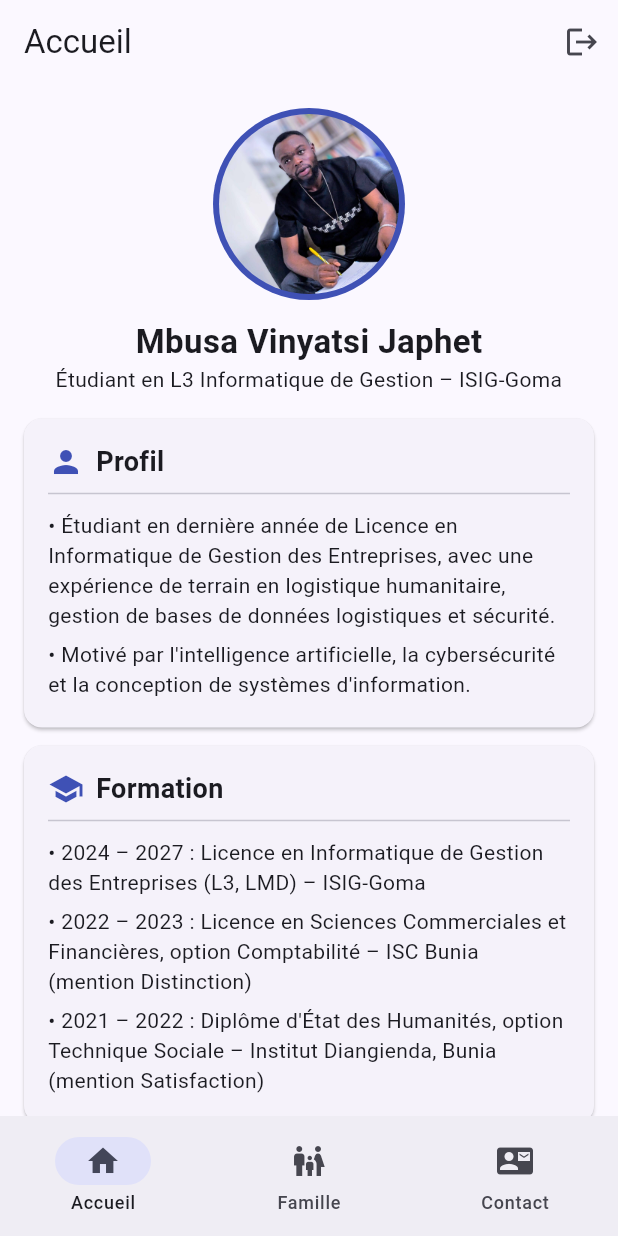
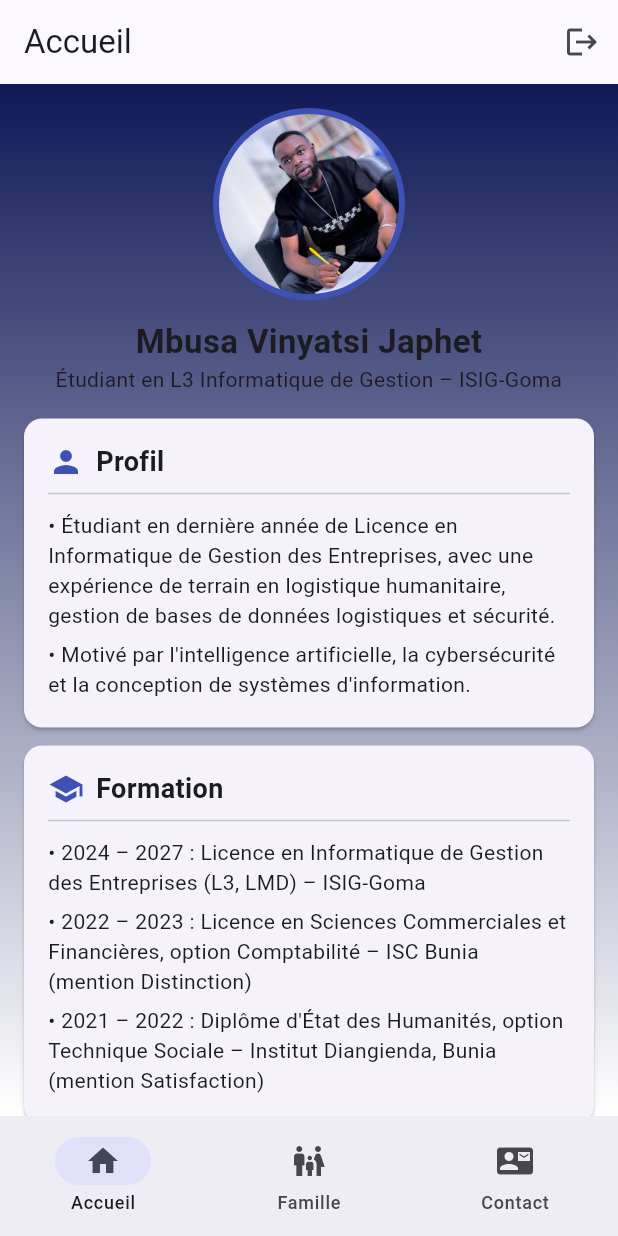
Before and after one commit to vinyatsijaphet-gif/cv_flutter_japhet, a Flutter app: the HomeShell screen opened directly, on a phone screen of 412 x 824 dp. Run offline on Flutter 3.47's test engine with Material 3 defaults, Android fonts, the phone set to English and light mode, and no system bars.

Commit message:
Ajout du fond et nouvelles captures

```diff
--- a/lib/main.dart
+++ b/lib/main.dart
@@ -10,7 +10,7 @@ class CvApp extends StatelessWidget {
   Widget build(BuildContext context) => MaterialApp(
     title: 'CV Japhet',
     debugShowCheckedModeBanner: false,
-    theme: ThemeData(colorSchemeSeed: Colors.indigo, useMaterial3: true),
+    theme: ThemeData(colorSchemeSeed: const Color.fromARGB(255, 30, 56, 204), useMaterial3: true),
     home: const LoginPage(),
   );
 }
@@ -192,7 +192,15 @@ class HomePage extends StatelessWidget {
   );
 
   @override
-  Widget build(BuildContext context) => ListView(
+  Widget build(BuildContext context) => Container(
+    decoration: const BoxDecoration(
+      gradient: LinearGradient(
+        begin: Alignment.topCenter,
+        end: Alignment.bottomCenter,
+        colors: [Color(0xFF101957), Color(0xFFFFFFFF)],
+      ),
+    ),
+    child: ListView(
       padding: const EdgeInsets.all(16),
       children: [
         Center(
@@ -261,9 +269,9 @@ class HomePage extends StatelessWidget {
           'Travail en mode projet',
         ]),
       ],
+    ),
   );
 }
-
 
 // ---------- Page 3 : Famille ----------
 class FamilyMember {
--- a/pubspec.yaml
+++ b/pubspec.yaml
@@ -4,6 +4,7 @@ publish_to: 'none'
 version: 1.0.0+1
 
 environment:
+
   sdk: ^3.4.0
 
 dependencies:
```
Lines whose indentation alone changed are shown as unchanged.
